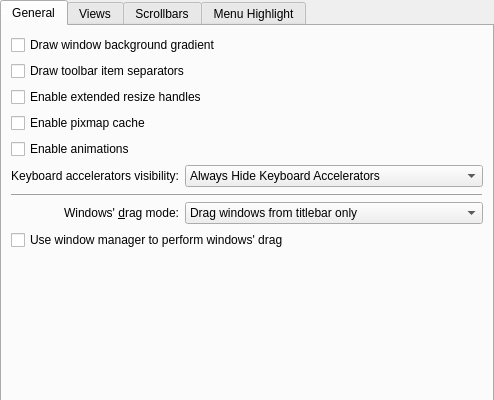
First picture: the form in kstyle/config/ui/oxygenstyleconfig.ui, repository KDE/oxygen, before the edit; both pictures show x 0 to 494 and y 0 to 400 of the 494 by 629 pixel window.
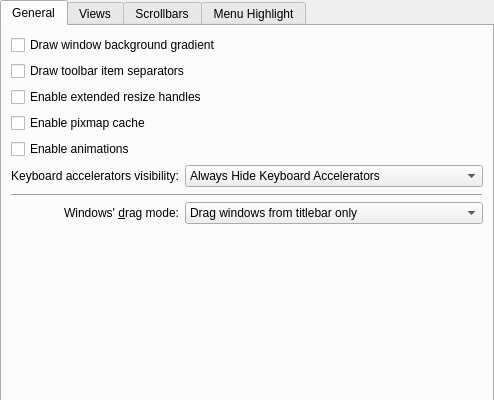
Second picture: the form after the edit. Custom widgets are drawn as their Qt base class.

Commit message: make _useWMResize a hidden option

The edit to the form file:
```diff
--- a/kstyle/config/ui/oxygenstyleconfig.ui
+++ b/kstyle/config/ui/oxygenstyleconfig.ui
@@ -170,13 +170,6 @@
          </item>
         </layout>
        </item>
-       <item>
-        <widget class="QCheckBox" name="_useWMMoveResize">
-         <property name="text">
-          <string>Use window manager to perform windows' drag</string>
-         </property>
-        </widget>
-       </item>
        <item>
         <spacer name="verticalSpacer_4">
          <property name="orientation">
```
Left out of the diff: 1 changed line with no effect on the pictures. The commit also changes 2 other files.
